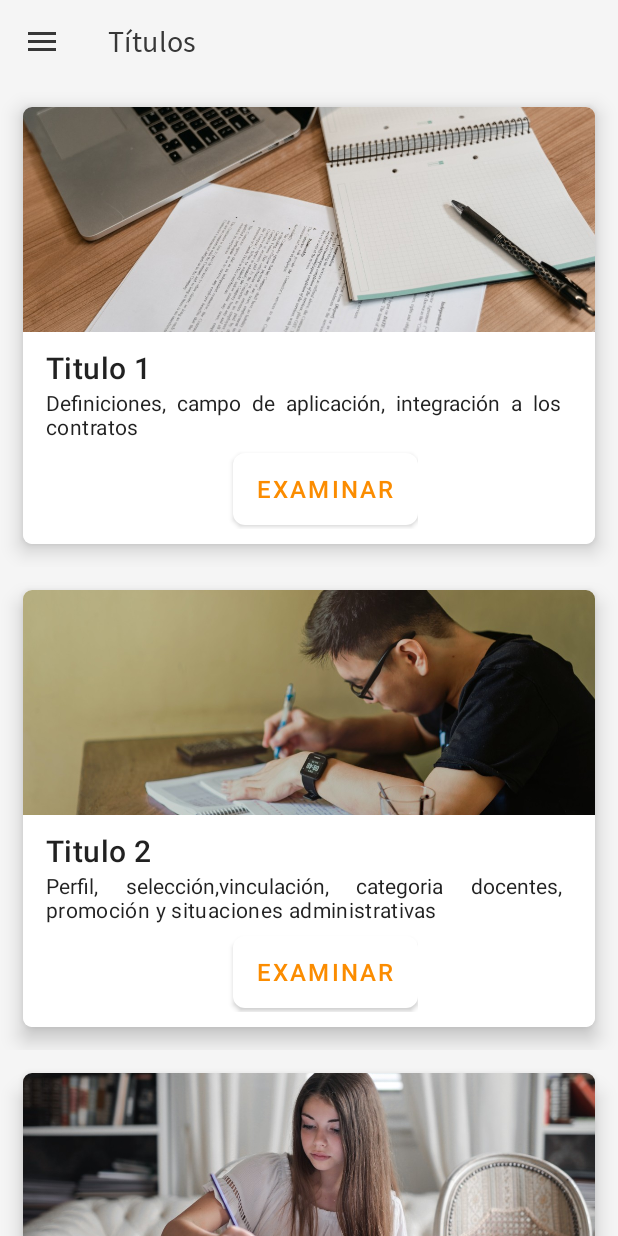
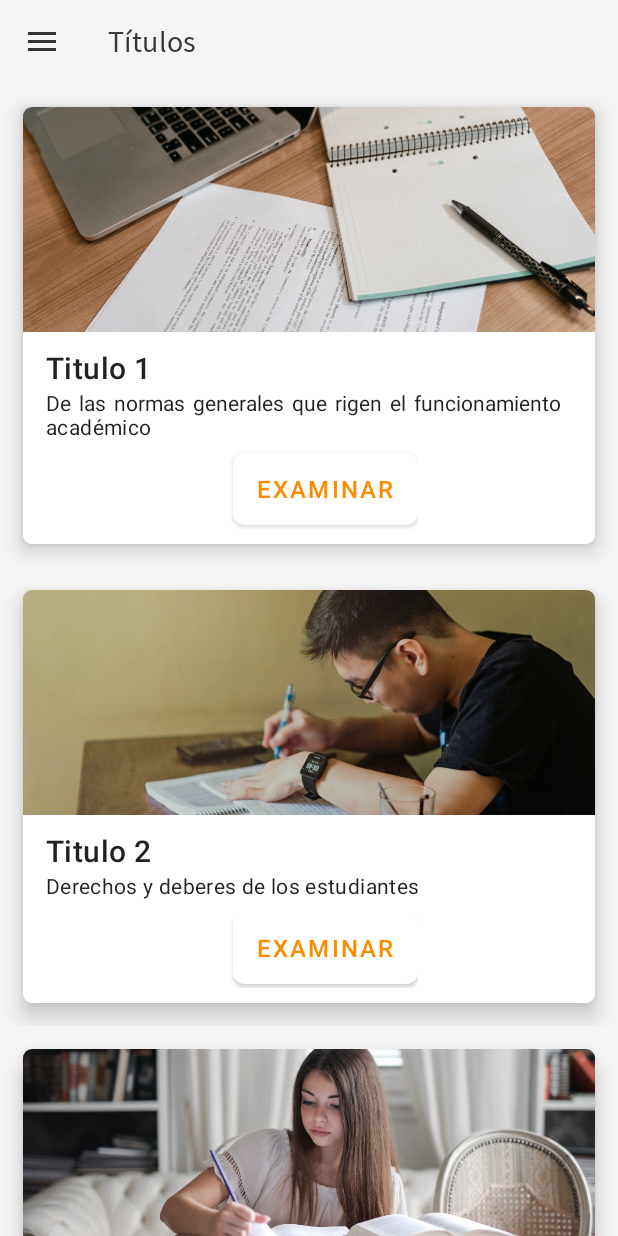
Before and after one commit to Sebaxtian12/Preguntados, an Android app: the TitleFragment screen opened through its navigation route, on a phone screen of 412 x 824 dp. Run offline under Robolectric (Android 15) with nearby library versions, the light colour scheme and no system bars; our stand-ins replace navigation-ui; libraries missing offline, so code that uses them is left out: com.mlsdev.animatedrv, com.thekhaeng.pushdownanim; plain views replace AnimatedRecyclerView.

Commit message:
faltan informacion de titulos titulos

```diff
--- a/app/src/main/java/co/edu/unab/parra/cristian/reprofunab/Activities/MainActivity.java
+++ b/app/src/main/java/co/edu/unab/parra/cristian/reprofunab/Activities/MainActivity.java
@@ -9,6 +9,7 @@ import android.view.WindowInsets;
 import android.view.WindowInsetsController;
 import android.view.animation.Animation;
 import android.view.animation.AnimationUtils;
+import android.widget.Button;
 import android.widget.ImageView;
 import android.widget.SearchView;
 import android.widget.TextView;
@@ -24,6 +25,7 @@ public class MainActivity extends AppCompatActivity{
     protected void onCreate(Bundle savedInstanceState) {
         super.onCreate(savedInstanceState);
         setContentView(R.layout.activity_main);
+
 
         Animation animacion1= AnimationUtils.loadAnimation(this, R.anim.desplazamiento_arriba);
         Animation animacion2= AnimationUtils.loadAnimation(this, R.anim.desplazamiento_abajo);
--- a/app/src/main/java/co/edu/unab/parra/cristian/reprofunab/Fragments/ConfigFragment.java
+++ b/app/src/main/java/co/edu/unab/parra/cristian/reprofunab/Fragments/ConfigFragment.java
@@ -27,6 +27,7 @@ public class ConfigFragment extends PreferenceFragmentCompat {
 
     @Override
     public View onCreateView(@NotNull LayoutInflater inflater, ViewGroup container, Bundle savedInstanceState) {
+
 
 
         View view = super.onCreateView(inflater, container, savedInstanceState);
--- a/app/src/main/java/co/edu/unab/parra/cristian/reprofunab/Fragments/HomeFragment.java
+++ b/app/src/main/java/co/edu/unab/parra/cristian/reprofunab/Fragments/HomeFragment.java
@@ -4,9 +4,11 @@ import android.os.Bundle;
 import android.view.LayoutInflater;
 import android.view.View;
 import android.view.ViewGroup;
+import android.widget.Button;
 import android.widget.TextView;
 
 import co.edu.unab.parra.cristian.reprofunab.Activities.NavigationDrawerActivity;
+import co.edu.unab.parra.cristian.reprofunab.Model.AcercaModel;
 import co.edu.unab.parra.cristian.reprofunab.Model.HomeViewModel;
 import co.edu.unab.parra.cristian.reprofunab.R;
 
@@ -19,6 +21,7 @@ import androidx.lifecycle.ViewModelProvider;
 public class HomeFragment extends Fragment {
 
     private HomeViewModel homeViewModel;
+
 
     public View onCreateView(@NonNull LayoutInflater inflater,
                              ViewGroup container, Bundle savedInstanceState) {
@@ -36,5 +39,6 @@ public class HomeFragment extends Fragment {
             }
         });
         return root;
+
     }
 }
--- a/app/src/main/java/co/edu/unab/parra/cristian/reprofunab/Fragments/TitleFragment.java
+++ b/app/src/main/java/co/edu/unab/parra/cristian/reprofunab/Fragments/TitleFragment.java
@@ -105,11 +105,11 @@ public class TitleFragment extends Fragment {
         preguntas5.add("¿Cuales son los pasos a seguir para un procedimiento disciplinario?\n");
 
 
-        elementos.add(new TitleModel(R.drawable.titulo01, "1","Titulo 1" , "Definiciones, campo de aplicación, integración a los contratos",preguntas1));
-        elementos.add(new TitleModel(R.drawable.titulo02, "2","Titulo 2" , "Perfil, selección,vinculación, categoria docentes, promoción y situaciones administrativas",preguntas2));
-        elementos.add(new TitleModel(R.drawable.titulo03, "3","Titulo 3" , "Responsabilidades, derechos, prohibiciones, deberes, estimulos y distinciones, inhabilidades e incompatibilidades",preguntas3));
-        elementos.add(new TitleModel(R.drawable.titulo04, "4","Titulo 4", "Seguimiento y evaluación del desempeño del profesor.", preguntas4));
-        elementos.add(new TitleModel(R.drawable.titulo05, "5","Titulo 5" , "Regimen disciplinario: principios generales, faltas disciplinarias, procedimiento disciplinario y la gradación de sanciones",preguntas5));
+        elementos.add(new TitleModel(R.drawable.titulo01, "1","Titulo 1" , "De las normas generales que rigen el funcionamiento académico",preguntas1));
+        elementos.add(new TitleModel(R.drawable.titulo02, "2","Titulo 2" , "Derechos y deberes de los estudiantes",preguntas2));
+        elementos.add(new TitleModel(R.drawable.titulo03, "3","Titulo 3" , "De las normas generales que regulan el acompañamiento y apoyo académico",preguntas3));
+        elementos.add(new TitleModel(R.drawable.titulo04, "4","Titulo 4", "Del Régimen Disciplinario", preguntas4));
+        elementos.add(new TitleModel(R.drawable.titulo05, "5","Titulo 5" , "Disposiciones generales y vigencia",preguntas5));
 
     }
 
--- a/app/src/main/res/layout/activity_main.xml
+++ b/app/src/main/res/layout/activity_main.xml
@@ -18,7 +18,7 @@
         app:layout_constraintStart_toStartOf="parent"
         app:layout_constraintTop_toTopOf="parent"
         app:layout_constraintVertical_bias="0.447"
-        app:srcCompat="@drawable/logoapp" />
+        app:srcCompat="@drawable/logo" />
 
     <TextView
         android:id="@+id/txt_reglamento"
--- a/app/src/main/res/layout/activity_splash.xml
+++ b/app/src/main/res/layout/activity_splash.xml
@@ -16,7 +16,7 @@
         android:layout_height="331dp"
         android:layout_marginBottom="20dp"
         android:contentDescription="@string/txt_launch_reprof"
-        app:srcCompat="@drawable/logoapp" />
+        app:srcCompat="@drawable/logo" />
 
     <TextView
         android:id="@+id/txt_reglamento"
```
Also changed, not shown: app/src/main/java/co/edu/unab/parra/cristian/reprofunab/Fragments/AcercaFragment.java (+12 -0 lines), app/src/main/res/layout/acerca_fragment.xml (+17 -4 lines), app/src/main/res/layout/fragment_acerca.xml (+19 -4 lines).
